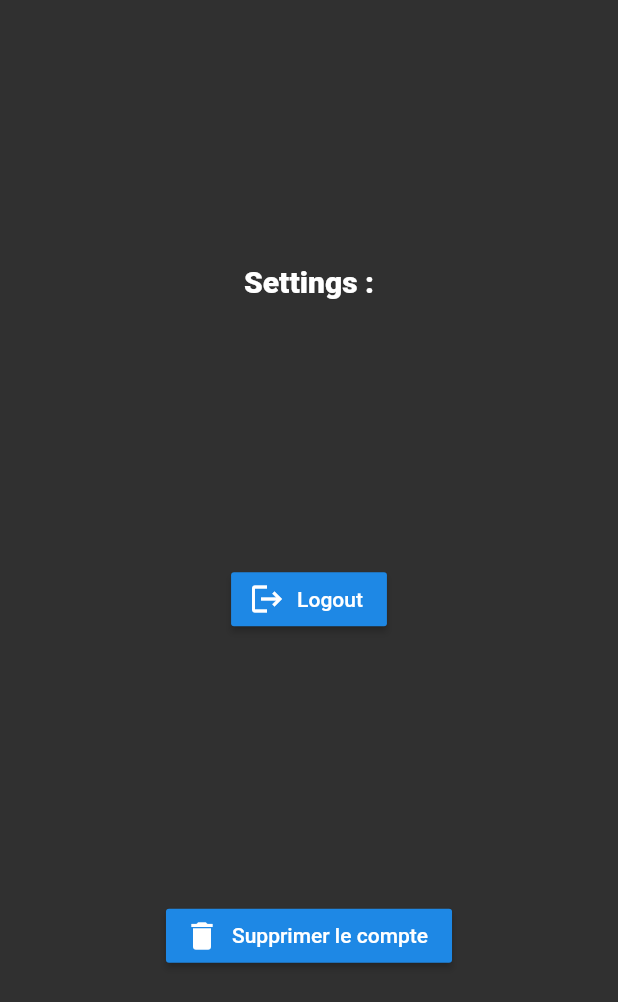
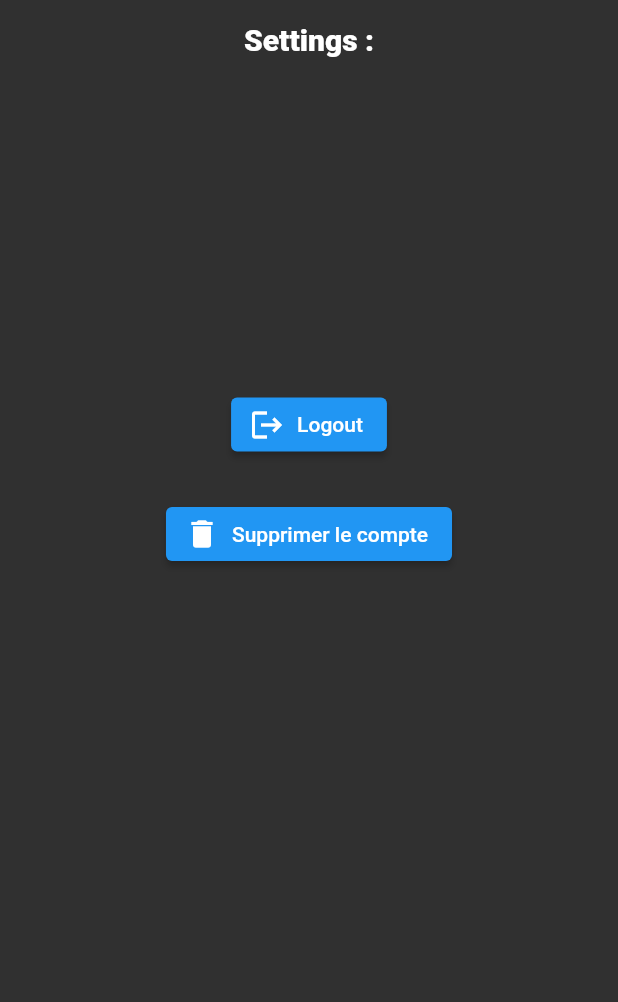
Before and after one commit to Jeremy-Pineau/MSPR, a Flutter app: the Settings screen opened directly, on a phone screen of 412 x 824 dp. Shown: the top 1002 px of the screen. Run offline on Flutter 3.47's test engine with Material 2 defaults, Android fonts, the phone set to English and light mode, and no system bars; our stand-ins replace email_validator, shared_preferences; missing offline and left inert: barcode_scan; accounts and stored records are empty.

Commit message:
some reviews

```diff
--- a/lib/pages/Settings.dart
+++ b/lib/pages/Settings.dart
@@ -11,29 +11,43 @@ class _Settings extends State<Settings> {
   @override
   Widget build(BuildContext context) {
     return Scaffold(
-        body: Column(
-          mainAxisAlignment: MainAxisAlignment.spaceEvenly,
-          children: <Widget>[
-            Container(
-                  child: Center(
+        body:
+        Center(
           child:
-                    Text("Settings :",
-                      textAlign: TextAlign.center,
+            Column(
+                children: [
+                  Padding(padding: EdgeInsets.all(15.0),
+                    child:
+                      RichText(
+                        text: TextSpan(
+                          text: "Settings : ",
                           style: TextStyle(fontSize: 20.0, fontWeight: FontWeight.w900),
                         ),
+                        textAlign: TextAlign.center,
+                      )
                   ),
-                ),
-              RaisedButton.icon(
+                  Container(
+                    child:
+                    Padding(padding: EdgeInsets.only(top: MediaQuery.of(context).size.height * 0.25),
+                      child:
+                        ElevatedButton.icon(
                             onPressed: _handleLogout,
                             icon: Icon(Icons.logout),
                             label: Text('Logout')
                         ),
-            RaisedButton.icon(
+                    )
+                  ),
+                  Container(
+                    child:
+                      Padding(padding: EdgeInsets.only(top: 25.0),
+                        child:
+                          ElevatedButton.icon(
                             onPressed: _deleteUser,
                             icon: Icon(Icons.delete),
                             label: Text('Supprimer le compte')
                         ),
-            ],
+                  )),
+            ])
         )
     );
   }
--- a/lib/service/HistoriqueService.dart
+++ b/lib/service/HistoriqueService.dart
@@ -4,8 +4,9 @@ import 'package:scanqrcode/model/ApiResponse.dart';
 import 'package:scanqrcode/model/ApiError.dart';
 import 'package:scanqrcode/model/Historique.dart';
 import 'package:http/http.dart' as http;
+import '../main.dart';
 
-String _baseUrl = "http://192.168.1.17:9000/historique";
+String _baseUrl = ApiUrl.url + "/historique";
 
 void traitementResponse(response, ApiResponse _apiResponse){
   switch (response.statusCode) {
--- a/lib/service/PromotionService.dart
+++ b/lib/service/PromotionService.dart
@@ -4,12 +4,10 @@ import 'dart:io';
 import 'package:scanqrcode/model/ApiResponse.dart';
 import 'package:scanqrcode/model/ApiError.dart';
 import 'package:scanqrcode/model/Promotion.dart';
-import 'package:scanqrcode/model/User.dart';
 import 'package:http/http.dart' as http;
-import 'package:crypto/crypto.dart';
-import 'package:shared_preferences/shared_preferences.dart';
+import '../main.dart';
 
-String _baseUrl = "http://192.168.1.17:9000/promotion";
+String _baseUrl = ApiUrl.url + "/promotion";
 
 void traitementResponse(response, ApiResponse _apiResponse){
   switch (response.statusCode) {
--- a/lib/service/UserService.dart
+++ b/lib/service/UserService.dart
@@ -7,8 +7,9 @@ import 'package:scanqrcode/model/User.dart';
 import 'package:http/http.dart' as http;
 import 'package:crypto/crypto.dart';
 import 'package:shared_preferences/shared_preferences.dart';
+import '../main.dart';
 
-String _baseUrl = "http://192.168.1.17:9000/user";
+String _baseUrl = ApiUrl.url + "/user";
 
 String hashMdp(String mdp) {
   String salt = 'UVocjgjgXg8P7zIsC93kKlRU8sPbTBhsAMFLnLUPDRYFIWAk';
```
Also changed, not shown: lib/main.dart (+14 -0 lines), lib/pages/HistoriquePage.dart (+4 -23 lines), lib/pages/Login.dart (+15 -3 lines), lib/pages/ScanPage.dart (+6 -1 lines). Lines whose indentation alone changed are shown as unchanged.
